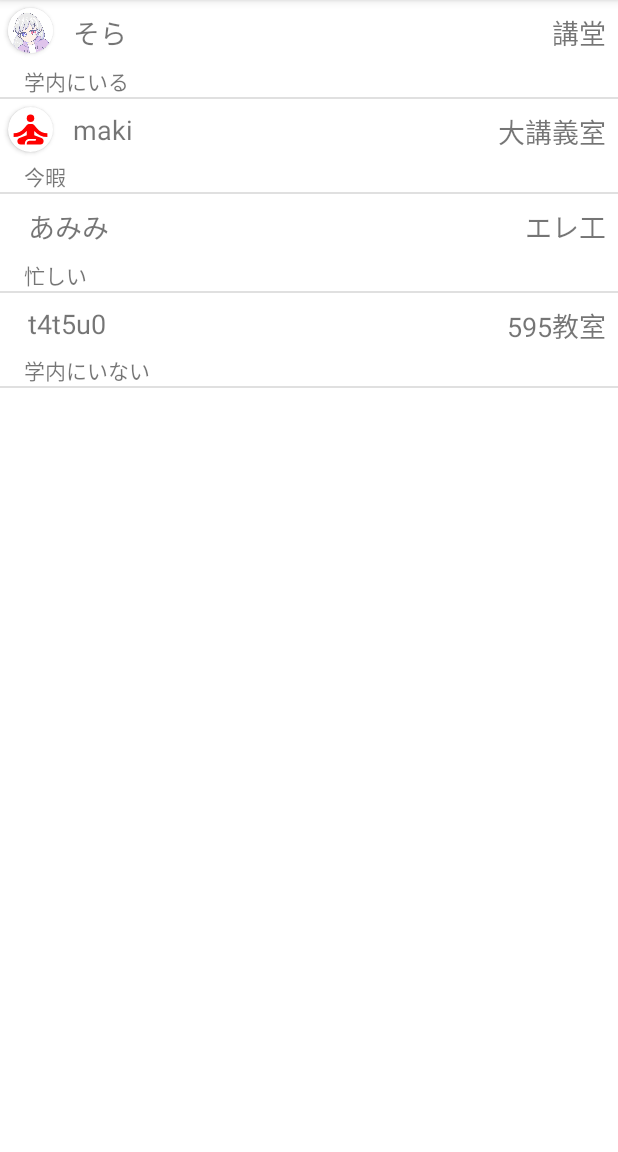
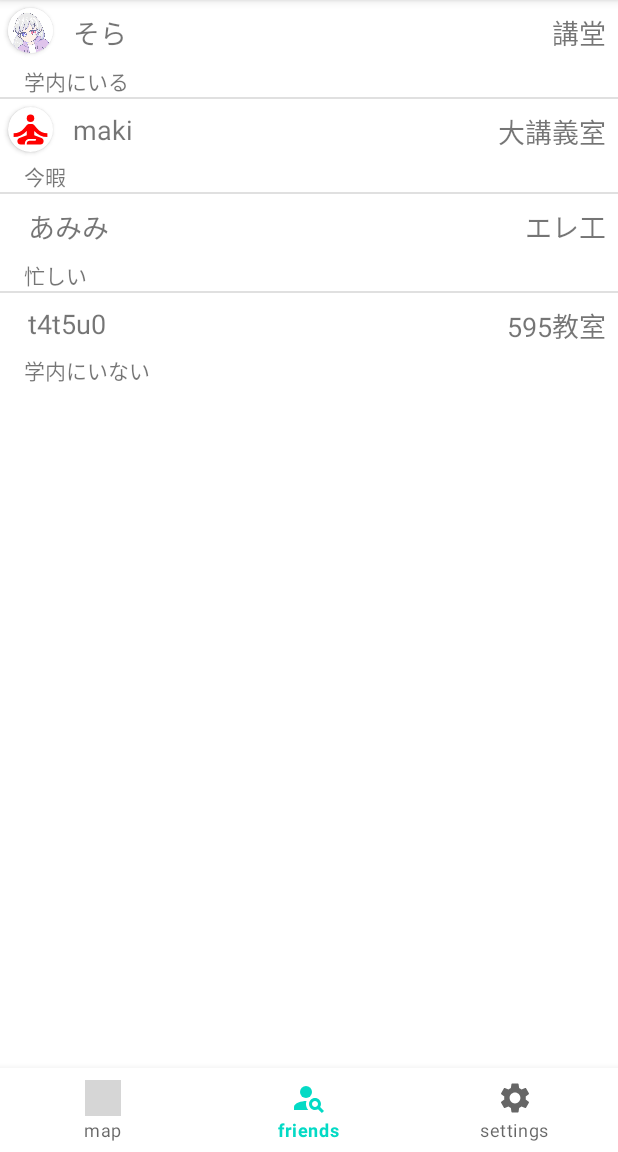
Before and after one commit to Sorasky4/android-practice, an Android app: the screen it shows after launch (MainActivity), on a phone screen of 412 x 824 dp, the part 84-1236 px from its top. Run offline under Robolectric (Android 15) with nearby library versions, the phone set to English and light mode, and no system bars; our stand-ins replace navigation-ui; 1 statement that could not run was skipped; grey boxes are pictures that could not be loaded.

Commit message:
feat: add bottom navigation bar and navigation graph

```diff
--- a/app/build.gradle
+++ b/app/build.gradle
@@ -41,6 +41,8 @@ dependencies {
     implementation 'com.stephentuso:welcome:1.4.1'
     implementation 'androidx.legacy:legacy-support-v4:1.0.0'
     implementation 'com.android.support:design:28.0.0'
+    implementation 'androidx.navigation:navigation-fragment-ktx:2.3.5'
+    implementation 'androidx.navigation:navigation-ui-ktx:2.3.5'
     testImplementation 'junit:junit:4.+'
     androidTestImplementation 'androidx.test.ext:junit:1.1.3'
     androidTestImplementation 'androidx.test.espresso:espresso-core:3.4.0'
--- a/app/src/main/java/com/websarva/wings/android/androidpractice/MainActivity.kt
+++ b/app/src/main/java/com/websarva/wings/android/androidpractice/MainActivity.kt
@@ -8,6 +8,10 @@ import android.view.MenuItem
 import android.view.View
 import android.widget.*
 import androidx.appcompat.app.AppCompatActivity
+import androidx.navigation.findNavController
+import androidx.navigation.fragment.NavHostFragment
+import androidx.navigation.ui.setupWithNavController
+import com.google.android.material.bottomnavigation.BottomNavigationView
 
 
 class MainActivity : AppCompatActivity() {
@@ -19,5 +23,11 @@ class MainActivity : AppCompatActivity() {
 
         WalkTroughActivity.showIfNeeded(this, savedInstanceState)
         // WalkTroughActivity.showForcibly(this)
+
+        val navHostFragment =
+            supportFragmentManager.findFragmentById(R.id.main_nav_host) as NavHostFragment
+        val navController = navHostFragment.navController
+        findViewById<BottomNavigationView>(R.id.bottom_nav)
+            .setupWithNavController(navController)
     }
 }
--- a/app/src/main/res/layout/activity_main.xml
+++ b/app/src/main/res/layout/activity_main.xml
@@ -7,14 +7,27 @@
     tools:context=".MainActivity">
 
     <fragment
-        android:id="@+id/fragmentFriendList"
-        android:name="com.websarva.wings.android.androidpractice.FriendListFragment"
+        android:id="@+id/main_nav_host"
+        android:name="androidx.navigation.fragment.NavHostFragment"
         android:layout_width="0dp"
-        android:layout_height="0dp"
+        android:layout_height="wrap_content"
+        app:layout_constraintEnd_toEndOf="parent"
+        app:layout_constraintStart_toStartOf="parent"
+        app:layout_constraintTop_toTopOf="parent"
+        app:navGraph="@navigation/nav_graph"
+        app:defaultNavHost="true" />
+
+    <com.google.android.material.bottomnavigation.BottomNavigationView
+        android:id="@+id/bottom_nav"
+        android:layout_width="0dp"
+        android:layout_height="wrap_content"
         app:layout_constraintBottom_toBottomOf="parent"
         app:layout_constraintEnd_toEndOf="parent"
+        app:layout_constraintHorizontal_bias="0.5"
         app:layout_constraintStart_toStartOf="parent"
-        app:layout_constraintTop_toTopOf="parent" />
+        app:layout_constraintTop_toBottomOf="@id/main_nav_host"
+        app:layout_constraintVertical_bias="1.0"
+        app:menu="@menu/menu_bottom_nav" />
 
 
 </androidx.constraintlayout.widget.ConstraintLayout>
--- a/app/src/main/res/layout/fragment_friend_detail.xml
+++ b/app/src/main/res/layout/fragment_friend_detail.xml
@@ -1,7 +1,6 @@
 <?xml version="1.0" encoding="utf-8"?>
 <androidx.constraintlayout.widget.ConstraintLayout xmlns:android="http://schemas.android.com/apk/res/android"
     xmlns:app="http://schemas.android.com/apk/res-auto"
-    android:id="@+id/frameLayout"
     android:layout_width="match_parent"
     android:layout_height="match_parent">
 
--- /dev/null
+++ b/app/src/main/res/menu/menu_bottom_nav.xml
@@ -0,0 +1,19 @@
+<?xml version="1.0" encoding="utf-8"?>
+<menu xmlns:android="http://schemas.android.com/apk/res/android"
+    android:id="@+id/menu_bottom_navi">
+
+    <item
+        android:id="@+id/mapFragment"
+        android:icon="@drawable/ic_baseline_person_pin_circle_24"
+        android:title="@string/navigation_title_map" />
+
+    <item
+        android:id="@id/friendListFragment"
+        android:icon="@drawable/ic_baseline_person_search_24"
+        android:title="@string/navigation_title_friends" />
+
+    <item
+        android:id="@id/settingsFragment"
+        android:icon="@drawable/ic_baseline_settings_24"
+        android:title="@string/navigation_title_settings" />
+</menu>
--- /dev/null
+++ b/app/src/main/res/navigation/nav_graph.xml
@@ -0,0 +1,17 @@
+<?xml version="1.0" encoding="utf-8"?>
+<navigation xmlns:android="http://schemas.android.com/apk/res/android"
+    xmlns:app="http://schemas.android.com/apk/res-auto"
+    xmlns:tools="http://schemas.android.com/tools"
+    android:id="@+id/nav_graph"
+    app:startDestination="@id/friendListFragment">
+
+    <fragment
+        android:id="@+id/friendListFragment"
+        android:name="com.websarva.wings.android.androidpractice.FriendListFragment"
+        android:label="FriendListFragment" />
+    <fragment
+        android:id="@+id/settingsFragment"
+        android:name="com.websarva.wings.android.androidpractice.SettingsFragment"
+        android:label="fragment_settings"
+        tools:layout="@layout/fragment_settings" />
+</navigation>
--- a/app/src/main/res/values/strings.xml
+++ b/app/src/main/res/values/strings.xml
@@ -6,4 +6,11 @@
     <string name="status_busy">忙しい</string>
     <string name="status_offline">学内にいない</string>
     <string name="bt_friend_back">友人一覧に戻る</string>
+    <string name="navigation_title_map">map</string>
+    <string name="navigation_title_friends">friends</string>
+    <string name="navigation_title_settings">settings</string>
+    <string name="settings_status">ステータスを変更する</string>
+    <string name="settings_icon">アイコンを変更する</string>
+    <string name="settings_name">名前を変更する</string>
+    <string name="settings_hint">ユーザー設定</string>
 </resources>
```
Also changed, not shown: app/src/main/java/com/websarva/wings/android/androidpractice/SettingsFragment.kt (added, +52 -0 lines), app/src/main/res/layout/fragment_settings.xml (added, +70 -0 lines), app/src/main/res/layout/settings_list_item.xml (added, +60 -0 lines).
